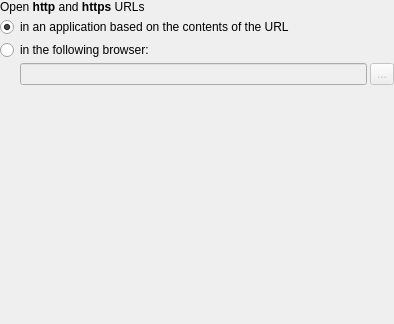
Before: the Qt Designer form kcontrol/componentchooser/browserconfig_ui.ui in KDE/kde-runtime, drawn with Qt 5.
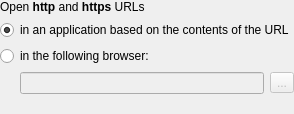
After: the same form once the commit is applied. Custom widgets are drawn as their Qt base class.

The edit to the form file:
```diff
--- a/kcontrol/componentchooser/browserconfig_ui.ui
+++ b/kcontrol/componentchooser/browserconfig_ui.ui
@@ -1,60 +1,20 @@
 <ui version="4.0" >
  <class>BrowserConfig_UI</class>
- <widget class="QWidget" name="BrowserConfig_UI" >
-  <property name="geometry" >
-   <rect>
-    <x>0</x>
-    <y>0</y>
-    <width>394</width>
-    <height>324</height>
-   </rect>
-  </property>
-  <property name="sizePolicy" >
-   <sizepolicy vsizetype="MinimumExpanding" hsizetype="MinimumExpanding" >
-    <horstretch>0</horstretch>
-    <verstretch>0</verstretch>
-   </sizepolicy>
-  </property>
-  <layout class="QVBoxLayout" >
-   <property name="leftMargin" >
+ <widget class="QWidget" name="BrowserConfig_UI">
+  <layout class="QVBoxLayout" name="verticalLayout">
+   <property name="margin">
     <number>0</number>
    </property>
-   <property name="topMargin" >
-    <number>0</number>
-   </property>
-   <property name="rightMargin" >
-    <number>0</number>
-   </property>
-   <property name="bottomMargin" >
-    <number>0</number>
-   </property>
    <item>
-    <layout class="QVBoxLayout" >
-     <property name="leftMargin" >
-      <number>0</number>
-     </property>
-     <property name="topMargin" >
-      <number>0</number>
-     </property>
-     <property name="rightMargin" >
-      <number>0</number>
-     </property>
-     <property name="bottomMargin" >
-      <number>0</number>
-     </property>
-     <item>
-      <widget class="QLabel" name="label" >
-       <property name="text" >
-        <string>&lt;qt>Open &lt;b>http&lt;/b> and &lt;b>https&lt;/b> URLs&lt;/qt></string>
-       </property>
-       <property name="wordWrap" >
-        <bool>false</bool>
+    <widget class="QLabel" name="label">
+     <property name="text">
+      <string>&lt;qt&gt;Open &lt;b&gt;http&lt;/b&gt; and &lt;b&gt;https&lt;/b&gt; URLs&lt;/qt&gt;</string>
        </property>
       </widget>
      </item>
      <item>
-      <widget class="QRadioButton" name="radioKIO" >
-       <property name="text" >
+    <widget class="QRadioButton" name="radioKIO">
+     <property name="text">
         <string>in an application based on the contents of the URL</string>
        </property>
        <property name="checked" >
@@ -63,26 +23,14 @@
       </widget>
      </item>
      <item>
-      <widget class="QRadioButton" name="radioExec" >
-       <property name="text" >
+    <widget class="QRadioButton" name="radioExec">
+     <property name="text">
         <string>in the following browser:</string>
        </property>
       </widget>
      </item>
      <item>
-      <layout class="QHBoxLayout" >
-       <property name="leftMargin" >
-        <number>0</number>
-       </property>
-       <property name="topMargin" >
-        <number>0</number>
-       </property>
-       <property name="rightMargin" >
-        <number>0</number>
-       </property>
-       <property name="bottomMargin" >
-        <number>0</number>
-       </property>
+    <layout class="QHBoxLayout">
        <item>
         <spacer>
          <property name="orientation" >
@@ -91,41 +39,33 @@
          <property name="sizeType" >
           <enum>QSizePolicy::Fixed</enum>
          </property>
-         <property name="sizeHint" >
+       <property name="sizeHint" stdset="0">
           <size>
            <width>20</width>
-           <height>20</height>
+         <height>0</height>
           </size>
          </property>
         </spacer>
        </item>
        <item>
-        <widget class="QLineEdit" name="lineExec" >
-         <property name="enabled" >
+      <widget class="KLineEdit" name="lineExec">
+       <property name="enabled">
           <bool>false</bool>
          </property>
         </widget>
        </item>
        <item>
-        <widget class="QToolButton" name="btnSelectBrowser" >
-         <property name="enabled" >
+      <widget class="QToolButton" name="btnSelectBrowser">
+       <property name="enabled">
           <bool>false</bool>
          </property>
-         <property name="sizePolicy" >
-          <sizepolicy vsizetype="Minimum" hsizetype="Minimum" >
-           <horstretch>0</horstretch>
-           <verstretch>0</verstretch>
-          </sizepolicy>
-         </property>
-         <property name="text" >
+       <property name="text">
           <string>...</string>
          </property>
         </widget>
        </item>
       </layout>
      </item>
-    </layout>
-   </item>
    <item>
     <spacer>
      <property name="orientation" >
@@ -134,9 +74,9 @@
      <property name="sizeType" >
       <enum>QSizePolicy::Expanding</enum>
      </property>
-     <property name="sizeHint" >
+     <property name="sizeHint" stdset="0">
       <size>
-       <width>20</width>
+       <width>0</width>
        <height>20</height>
       </size>
      </property>
@@ -144,11 +84,13 @@
    </item>
   </layout>
  </widget>
- <layoutdefault spacing="3" margin="6" />
- <layoutfunction spacing="KDialog::spacingHint" margin="KDialog::marginHint" />
- <includes>
-  <include location="local" >kdialog.h</include>
- </includes>
+ <customwidgets>
+  <customwidget>
+   <class>KLineEdit</class>
+   <extends>QLineEdit</extends>
+   <header location="global">KDE/KLineEdit</header>
+  </customwidget>
+ </customwidgets>
  <resources/>
  <connections>
   <connection>
```
Left out of the diff: 21 changed lines with no effect on the pictures. Lines whose indentation alone changed are shown as unchanged.
